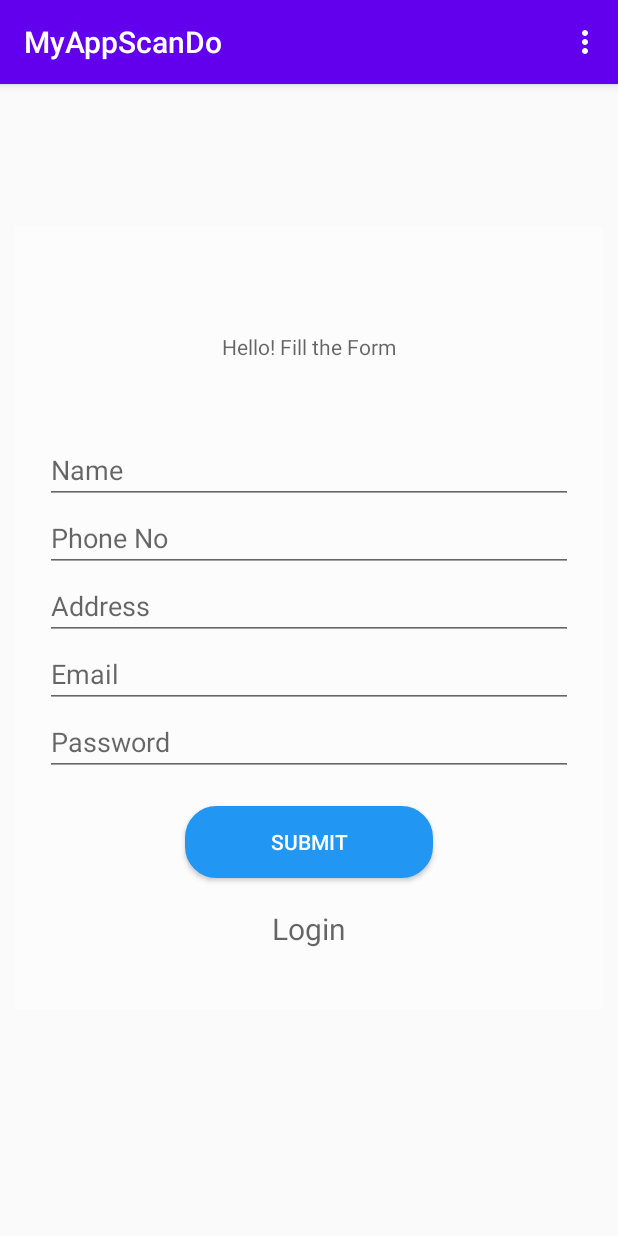
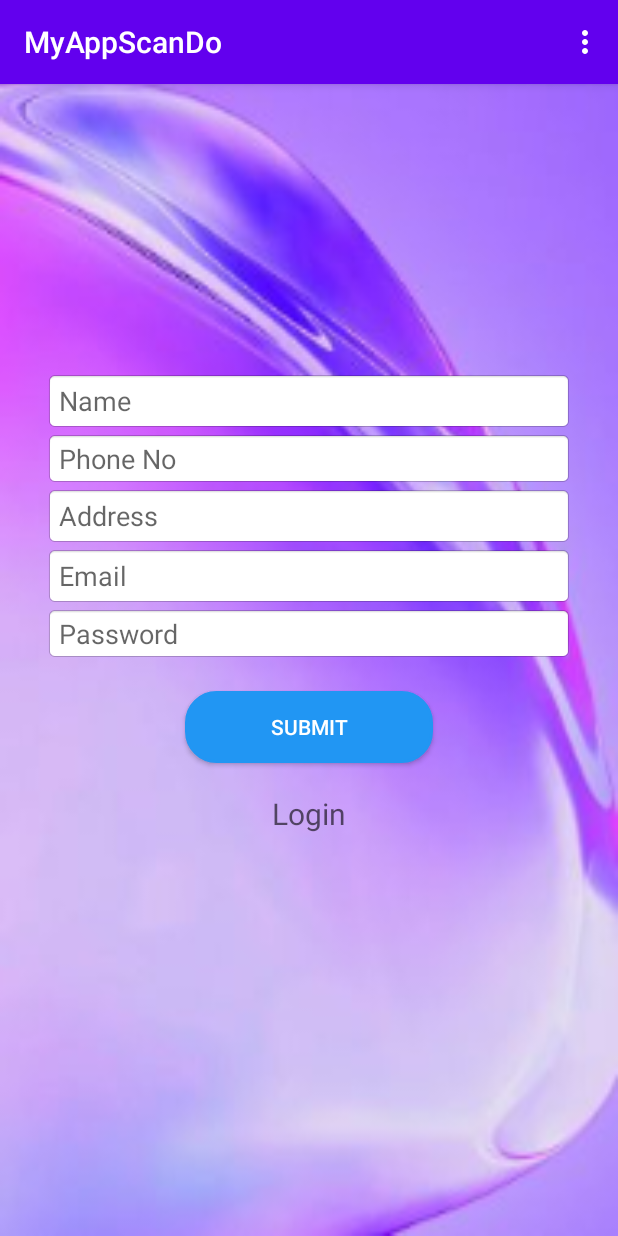
Before and after one commit to WeZaPro/MyAppScanDo, an Android app: the fragment RegisterFragment placed in its activity, on a phone screen of 412 x 824 dp. Run offline under Robolectric (Android 15) with nearby library versions, the phone set to English and light mode, and no system bars; our stand-ins replace Volley; libraries missing offline, so code that uses them is left out: com.google.zxing.integration; network calls fail.

Commit message:
update7-6

```diff
--- a/app/src/main/res/layout/fragment_register.xml
+++ b/app/src/main/res/layout/fragment_register.xml
@@ -3,11 +3,10 @@
     xmlns:tools="http://schemas.android.com/tools"
     android:layout_width="match_parent"
     android:layout_height="match_parent"
-    tools:context=".ui.LoginFragment">
+    tools:context=".ui.LoginFragment"
+    android:background="@mipmap/background_a"
+    >
 
-    <ImageView
-        android:layout_width="match_parent"
-        android:layout_height="match_parent" />
 
     <LinearLayout xmlns:android="http://schemas.android.com/apk/res/android"
         xmlns:app="http://schemas.android.com/apk/res-auto"
@@ -31,45 +30,48 @@
                 android:layout_width="match_parent"
                 android:layout_height="match_parent"
                 android:layout_gravity="center"
-                android:background="#80FFFFFF"
                 android:orientation="vertical"
                 android:padding="20dp"
                 tools:context=".MainActivity">
 
 
-                <TextView
+                <!--<TextView
                     android:layout_width="wrap_content"
                     android:layout_height="wrap_content"
                     android:layout_gravity="center"
                     android:layout_margin="50dp"
-                    android:hint="Hello! Fill the Form" />
+                    android:hint="Hello! Fill the Form" />-->
 
                 <EditText
                     android:id="@+id/e_name"
                     android:layout_width="match_parent"
                     android:layout_height="wrap_content"
-                    android:hint="Name" />
+                    android:hint="Name"
+                    style="@style/myEditText"/>
 
                 <EditText
                     android:id="@+id/e_phone"
                     android:layout_width="match_parent"
                     android:layout_height="wrap_content"
                     android:hint="Phone No"
-                    android:inputType="number" />
+                    android:inputType="number"
+                    style="@style/myEditText"/>
 
 
                 <EditText
                     android:id="@+id/e_address"
                     android:layout_width="match_parent"
                     android:layout_height="wrap_content"
-                    android:hint="Address" />
+                    android:hint="Address"
+                    style="@style/myEditText"/>
 
 
                 <EditText
                     android:id="@+id/e_email"
                     android:layout_width="match_parent"
                     android:layout_height="wrap_content"
-                    android:hint="Email" />
+                    android:hint="Email"
+                    style="@style/myEditText"/>
 
 
                 <EditText
@@ -77,7 +79,8 @@
                     android:layout_width="match_parent"
                     android:layout_height="wrap_content"
                     android:hint="Password"
-                    android:inputType="textPassword"/>
+                    android:inputType="textPassword"
+                    style="@style/myEditText"/>
 
 
                 <Button
--- a/app/src/main/res/values/styles.xml
+++ b/app/src/main/res/values/styles.xml
@@ -17,5 +17,9 @@
 
     <style name="AppTheme.PopupOverlay" parent="ThemeOverlay.AppCompat.Light" />
 
+    <style name="myEditText" parent="@android:style/Widget.Holo.Light.EditText">
+        <item name="android:background">@android:drawable/editbox_background_normal</item>
+        <item name="android:height">40sp</item> </style>
+
 
 </resources>
```
Also changed, not shown: app/src/main/res/layout/fragment_login.xml (+15 -9 lines), app/src/main/res/mipmap-xhdpi/background_a.jpg (added).
